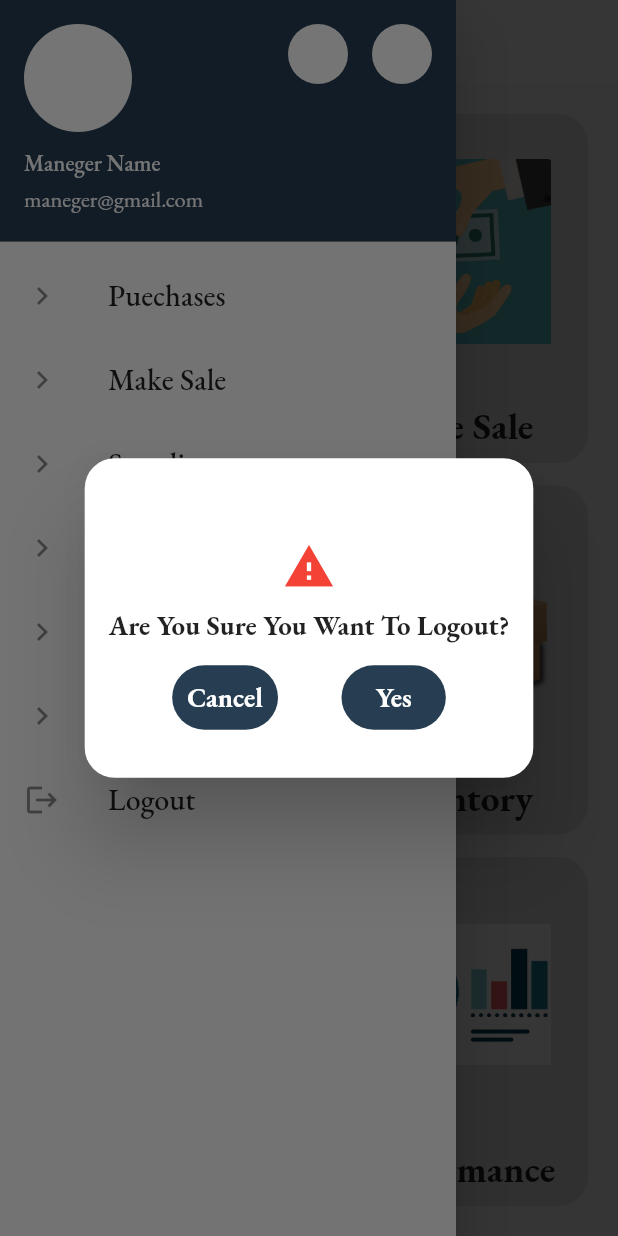
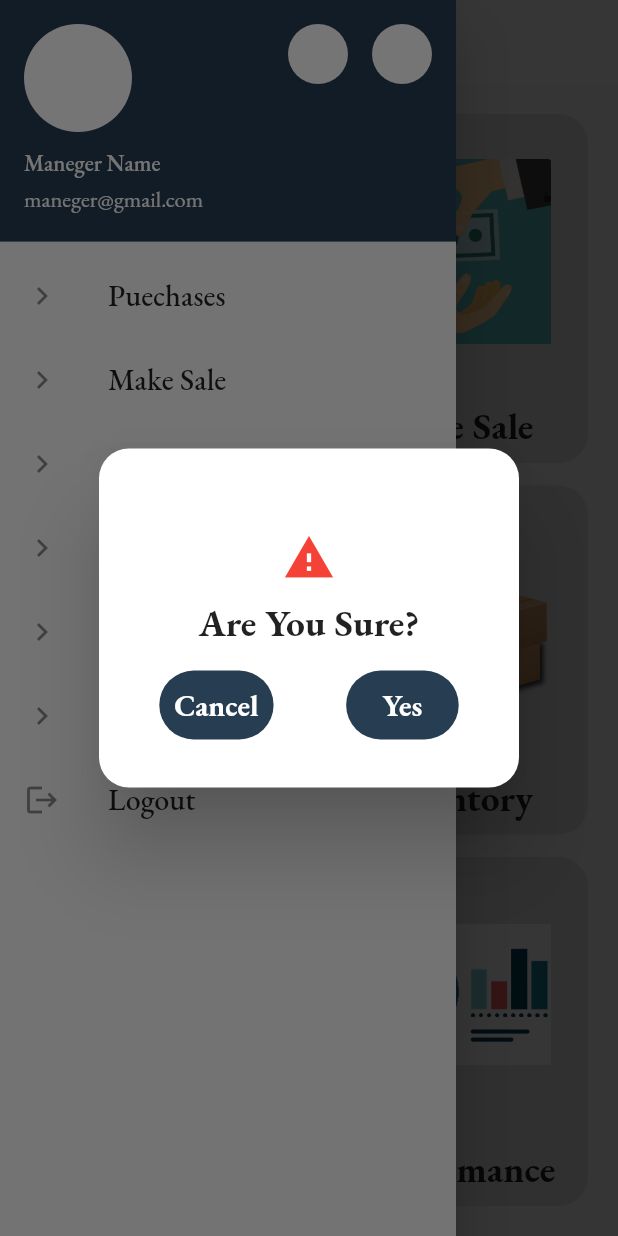
Before and after one commit to Fadwahigga/Mobile-Based-Store-Management-System, a Flutter app: the Home screen opened directly, in the side drawer, after a tap on "Logout", on a phone screen of 412 x 824 dp. Run offline on Flutter 3.47's test engine with Material 2 defaults, Android fonts, the phone set to English and light mode, and no system bars; our stand-ins replace get, google_fonts; missing offline and left inert: qr_code_scanner.

Commit message:
New Commit

```diff
--- a/lib/screens/manegerOrEmployee.dart
+++ b/lib/screens/manegerOrEmployee.dart
@@ -29,11 +29,12 @@ class ManegerOrEmployeePage extends StatelessWidget {
                       content: Column(
                         children: [
                           SizedBox(
-                            height: 50,
+                            height: 35,
                             child: TextFormField(
                               obscureText: true,
                               decoration: const InputDecoration(
                                   hintText: "Password",
+                                  hintStyle: TextStyle(fontSize: 15),
                                   border: OutlineInputBorder(
                                       borderSide: BorderSide(width: 1))),
                             ),
--- a/lib/widgets/drawer.dart
+++ b/lib/widgets/drawer.dart
@@ -7,6 +7,7 @@ import '../screens/cashierScreens.dart';
 import '../screens/performance.dart';
 import '../screens/puechases.dart';
 import '../screens/suppliers.dart';
+import 'confirmAndcancel.dart';
 
 class DrawerWidget extends StatelessWidget {
   const DrawerWidget({super.key});
@@ -147,58 +148,29 @@ class DrawerWidget extends StatelessWidget {
                       ),
                       Center(
                         child: Text(
-                          "Are You Sure You Want To Logout?",
+                          "Are You Sure?",
                           style: GoogleFonts.ebGaramond(
                               textStyle: const TextStyle(
-                                  fontSize: 18, fontWeight: FontWeight.bold)),
+                                  fontSize: 25, fontWeight: FontWeight.bold)),
                         ),
                       ),
                       const SizedBox(
                         height: 15,
                       ),
                       Row(
-                        mainAxisAlignment: MainAxisAlignment.spaceEvenly,
+                        mainAxisAlignment: MainAxisAlignment.spaceAround,
                         children: [
                           GestureDetector(
                               onTap: () {
                                 Get.back();
                               },
-                              child: Container(
-                                padding: const EdgeInsets.all(10),
-                                decoration: BoxDecoration(
-                                    color:
-                                        const Color.fromARGB(255, 39, 62, 82),
-                                    borderRadius: BorderRadius.circular(50)),
-                                child: Center(
-                                  child: Text("Cancel",
-                                      style: GoogleFonts.ebGaramond(
-                                          textStyle: const TextStyle(
-                                        fontSize: 18,
-                                        fontWeight: FontWeight.bold,
-                                        color: Colors.white,
-                                      ))),
-                                ),
-                              )),
+                              child: ConfirmAndCancel(Opname: "Cancel")),
                           GestureDetector(
-                              onTap: () {
-                                Get.off(const Login());
-                              },
-                              child: Container(
-                                padding: const EdgeInsets.all(10),
-                                decoration: BoxDecoration(
-                                    color:
-                                        const Color.fromARGB(255, 39, 62, 82),
-                                    borderRadius: BorderRadius.circular(50)),
-                                child: Center(
-                                  child: Text("   Yes   ",
-                                      style: GoogleFonts.ebGaramond(
-                                          textStyle: const TextStyle(
-                                        fontSize: 18,
-                                        fontWeight: FontWeight.bold,
-                                        color: Colors.white,
-                                      ))),
-                                ),
-                              ))
+                            onTap: () {
+                              Get.off(const Login());
+                            },
+                            child: ConfirmAndCancel(Opname: "   Yes   "),
+                          ),
                         ],
                       )
                     ],
```
